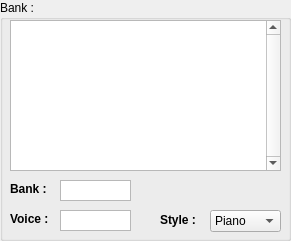
The window that interface/qbank.ui (LasDesu/fb01editor) describes before a commit, drawn with Qt 5.
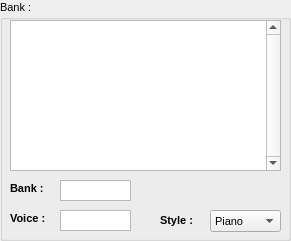
The same window after the commit.

The edit to the form file:
```diff
--- a/interface/qbank.ui
+++ b/interface/qbank.ui
@@ -22,6 +22,11 @@
      <height>241</height>
     </rect>
    </property>
+   <property name="font">
+    <font>
+     <pointsize>8</pointsize>
+    </font>
+   </property>
    <property name="title">
     <string>Bank :</string>
    </property>
@@ -98,6 +103,7 @@
     </property>
     <property name="font">
      <font>
+      <pointsize>8</pointsize>
       <weight>75</weight>
       <bold>true</bold>
      </font>
@@ -136,6 +142,7 @@
     </property>
     <property name="font">
      <font>
+      <pointsize>8</pointsize>
       <weight>75</weight>
       <bold>true</bold>
      </font>
@@ -153,6 +160,11 @@
       <height>22</height>
      </rect>
     </property>
+    <property name="font">
+     <font>
+      <pointsize>8</pointsize>
+     </font>
+    </property>
     <property name="toolTip">
      <string>The style of the voice (stored as user code)</string>
     </property>
@@ -243,6 +255,7 @@
     </property>
     <property name="font">
      <font>
+      <pointsize>8</pointsize>
       <weight>75</weight>
       <bold>true</bold>
      </font>
```
Left out of the diff: 10 changed lines with no effect on the pictures.
